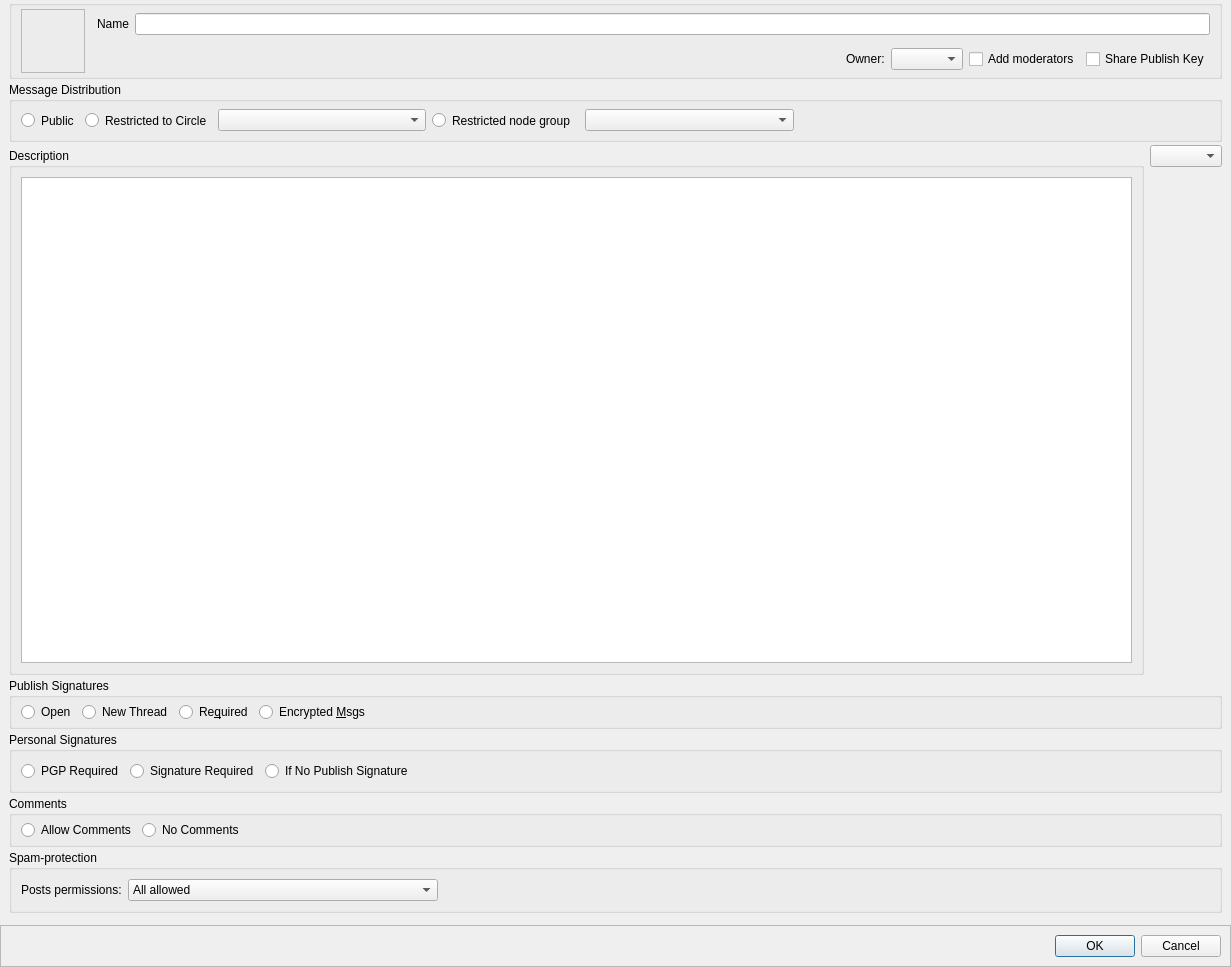
Before: the Qt Designer form retroshare-gui/src/gui/gxs/GxsGroupDialog.ui in RetroShare/RetroShare, drawn with Qt 5.
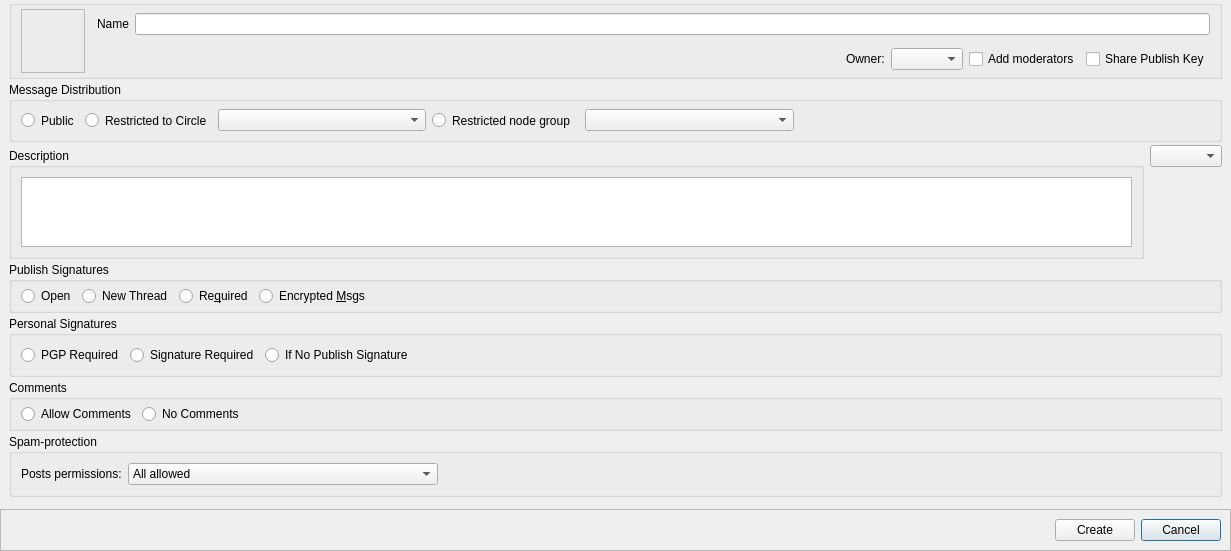
After: the same form once the commit is applied. Icons and pictures are not drawn. Custom widgets are drawn as their Qt base class.

Commit message: Switched to use QPushButton for GxsGroupDialog

```diff
--- a/retroshare-gui/src/gui/gxs/GxsGroupDialog.ui
+++ b/retroshare-gui/src/gui/gxs/GxsGroupDialog.ui
@@ -7,7 +7,7 @@
     <x>0</x>
     <y>0</y>
     <width>1231</width>
-    <height>967</height>
+    <height>529</height>
    </rect>
   </property>
   <property name="windowTitle">
@@ -785,10 +785,10 @@
       <enum>QFrame::Raised</enum>
      </property>
      <layout class="QGridLayout" name="gridLayout_3">
-      <item row="0" column="1">
-       <widget class="QDialogButtonBox" name="buttonBox">
-        <property name="standardButtons">
-         <set>QDialogButtonBox::Cancel|QDialogButtonBox::Ok</set>
+      <item row="0" column="2">
+       <widget class="QPushButton" name="cancelButton">
+        <property name="text">
+         <string>Cancel</string>
         </property>
        </widget>
       </item>
@@ -805,6 +805,13 @@
         </property>
        </spacer>
       </item>
+      <item row="0" column="1">
+       <widget class="QPushButton" name="createButton">
+        <property name="text">
+         <string>Create</string>
+        </property>
+       </widget>
+      </item>
      </layout>
     </widget>
    </item>
```
The commit also changes 4 other files.
